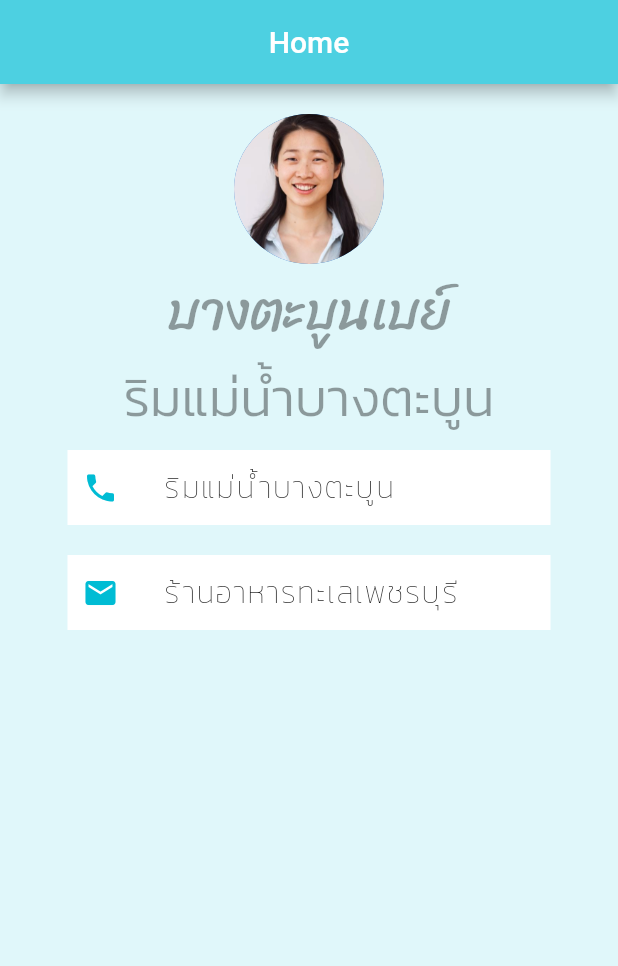
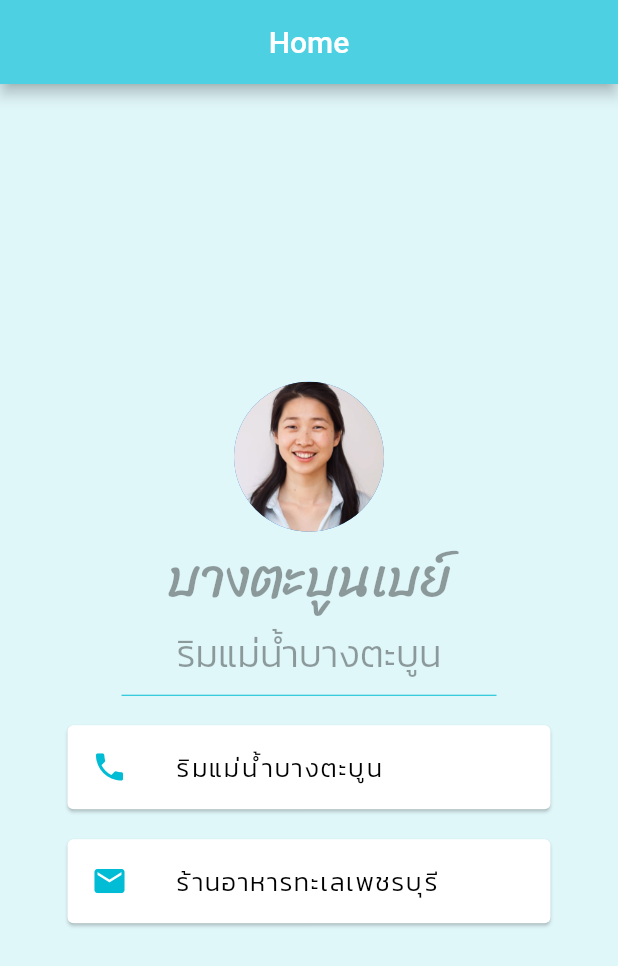
Before and after one commit to likhi1/bbayApp, a Flutter app: the screen it shows after launch, on a phone screen of 412 x 824 dp. Shown: the top 966 px of the screen. Run offline on Flutter 3.47's test engine with Material 2 defaults, Android fonts, the phone set to English and light mode, and no system bars.

Commit message:
Layout Use Card

```diff
--- a/lib/main.dart
+++ b/lib/main.dart
@@ -18,6 +18,7 @@ class BbayApp extends StatelessWidget {
           child: Container(
             padding: EdgeInsets.all(20.0),
             child: Column(
+              mainAxisAlignment: MainAxisAlignment.center,
               children: <Widget>[
                 CircleAvatar(
                   radius: 50.0,
@@ -34,59 +35,56 @@ class BbayApp extends StatelessWidget {
                 Text(
                   ' ริมแม่น้ำบางตะบูน ',
                   style: TextStyle(
-                    fontSize: 35.0,
+                    fontSize: 25.0,
                     color: Colors.black38,
                     fontFamily: 'Kanit Light',
                   ),
                 ),
-                Container(
-                    padding: EdgeInsets.all(10.0),
-                    color: Colors.white,
+                SizedBox(
+                  height: 20.0,
+                  width: 250.0,
+                  child: Divider(
+                    color: Colors.cyan,
+                  ),
+                ),
+                Card(
+                  // color: Colors.white,
                   margin:
                       EdgeInsets.symmetric(vertical: 10.0, horizontal: 25.0),
-                    child: Row(
-                      children: <Widget>[
-                        Icon(
+                  child: ListTile(
+                    leading: Icon(
                       Icons.phone,
                       color: Colors.cyan,
                     ),
-                        SizedBox(
-                          width: 30.0,
-                        ),
-                        Text(
+                    title: Text(
                       'ริมแม่น้ำบางตะบูน',
                       style: TextStyle(
                           color: Colors.black,
-                              fontFamily: 'Kanit Thin',
-                              fontSize: 20.0,
+                          fontFamily: 'Kanit Light',
+                          fontSize: 17.0,
                           letterSpacing: 1.0),
                     ),
-                      ],
-                    )),
-                Container(
-                    padding: EdgeInsets.all(10.0),
-                    color: Colors.white,
+                  ),
+                ),
+                Card(
+                  //color: Colors.white,
                   margin:
                       EdgeInsets.symmetric(vertical: 10.0, horizontal: 25.0),
-                    child: Row(
-                      children: <Widget>[
-                        Icon(
+                  child: ListTile(
+                    leading: Icon(
                       Icons.email,
                       color: Colors.cyan,
                     ),
-                        SizedBox(
-                          width: 30.0,
-                        ),
-                        Text(
+                    title: Text(
                       'ร้านอาหารทะเลเพชรบุรี',
                       style: TextStyle(
                           color: Colors.black,
-                              fontFamily: 'Kanit Thin',
-                              fontSize: 20.0,
+                          fontFamily: 'Kanit Light',
+                          fontSize: 17.0,
                           letterSpacing: 1.0),
                     ),
-                      ],
-                    )),
+                  ),
+                ),
               ],
             ),
           ),
```
Lines whose indentation alone changed are shown as unchanged.
